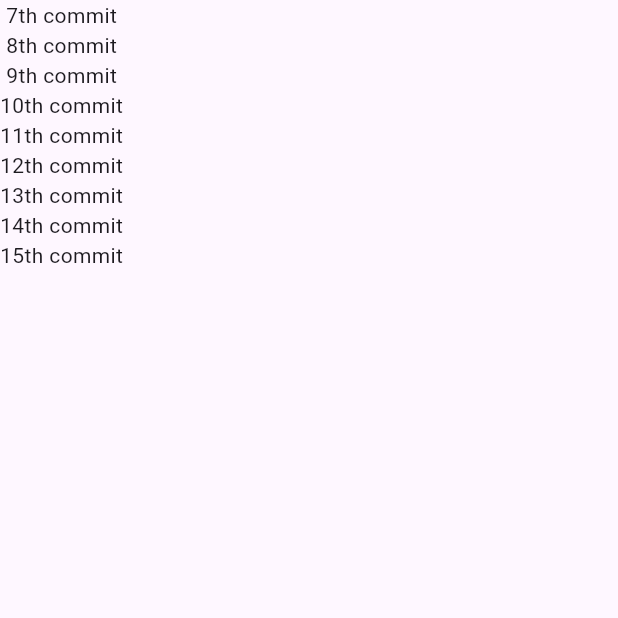
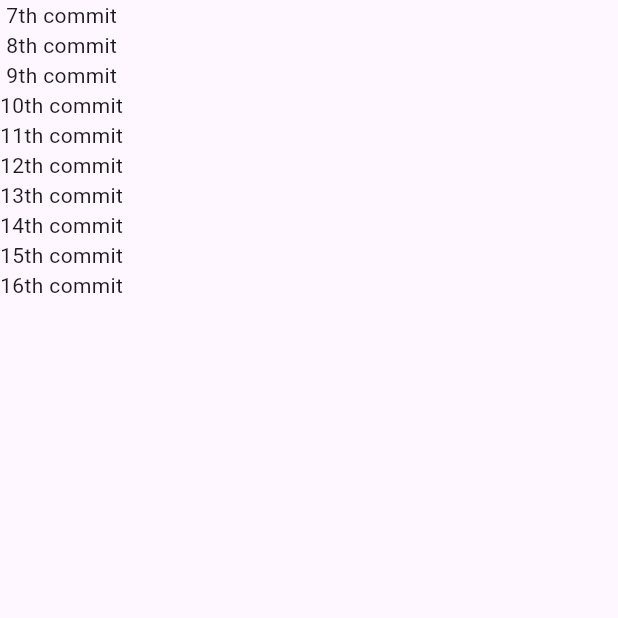
Before and after one commit to orozbaevelmar/Flutter_Order, a Flutter app: the screen it shows after launch, on a phone screen of 412 x 824 dp, the top half of it. Run offline on Flutter 3.47's test engine with Material 3 defaults, Android fonts, the phone set to English and light mode, and no system bars.

Commit message:
nineth commit

```diff
--- a/lib/main.dart
+++ b/lib/main.dart
@@ -26,6 +26,7 @@ class MyApp extends StatelessWidget {
               Text('13th commit'),
               Text('14th commit'),
               Text('15th commit'),
+              Text('16th commit'),
             ]),
           ),
         ),
```
